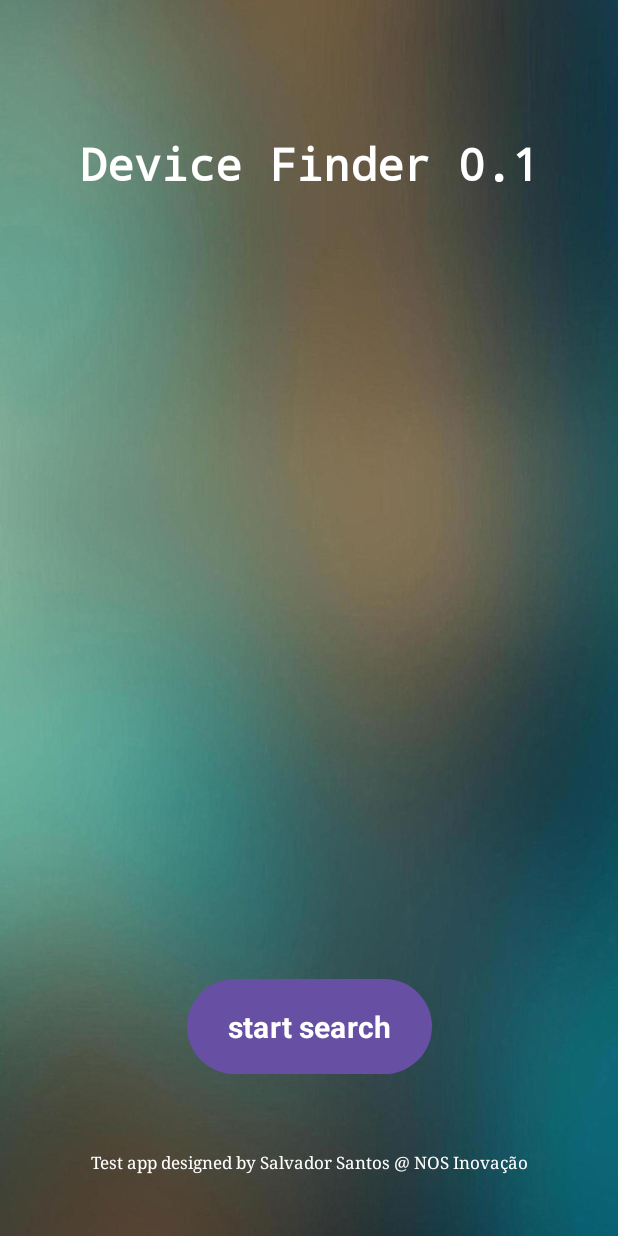
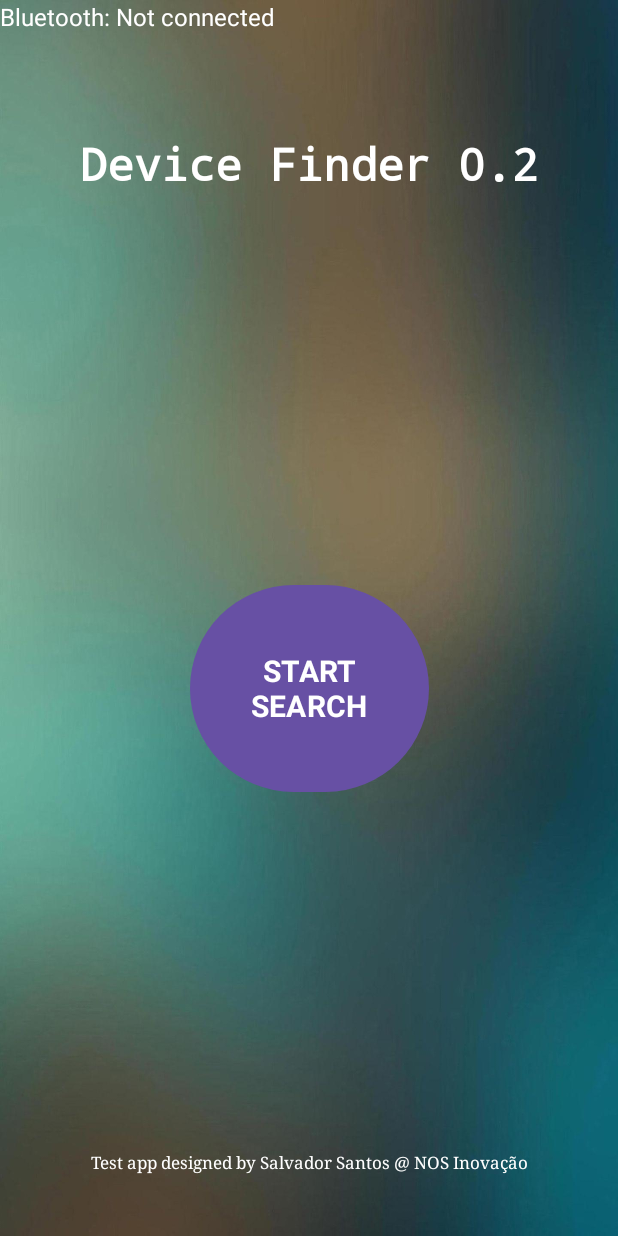
Before and after one commit to savesantos/DeviceFinder, an Android app: the screen it shows after launch (MainActivity), on a phone screen of 412 x 824 dp. Run offline under Robolectric (Android 15) with nearby library versions, the phone set to English and light mode, and no system bars.

Commit message:
add bluetooth status to app

```diff
--- a/app/src/main/res/layout/activity_main.xml
+++ b/app/src/main/res/layout/activity_main.xml
@@ -10,7 +10,7 @@
     <TextView
         android:layout_width="wrap_content"
         android:layout_height="wrap_content"
-        android:text="Device Finder 0.1"
+        android:text="Device Finder 0.2"
         android:textColor="@color/white"
         android:textStyle="bold"
         android:textSize="30sp"
@@ -35,15 +35,26 @@
         app:layout_constraintTop_toTopOf="parent"
         app:layout_constraintVertical_bias="0.949" />
 
+    <TextView
+        android:id="@+id/bluetoothStatusTextView"
+        android:layout_width="wrap_content"
+        android:layout_height="wrap_content"
+        android:layout_margin="8dp"
+        android:textColor="@color/white"
+        android:text="Bluetooth: Not connected"
+        android:textSize="16sp"
+        tools:layout_editor_absoluteX="115dp"
+        tools:layout_editor_absoluteY="166dp" />
+
     <Button
         android:id="@+id/button"
-        android:layout_width="163dp"
-        android:layout_height="71dp"
-        android:layout_marginBottom="104dp"
-        android:text="start search"
+        android:layout_width="159dp"
+        android:layout_height="146dp"
+        android:layout_marginBottom="292dp"
+        android:text="START SEARCH"
+        android:textSize="20dp"
         android:textStyle="bold"
         android:typeface="sans"
-        android:textSize="20dp"
         app:layout_constraintBottom_toBottomOf="parent"
         app:layout_constraintEnd_toEndOf="parent"
         app:layout_constraintStart_toStartOf="parent"
```
